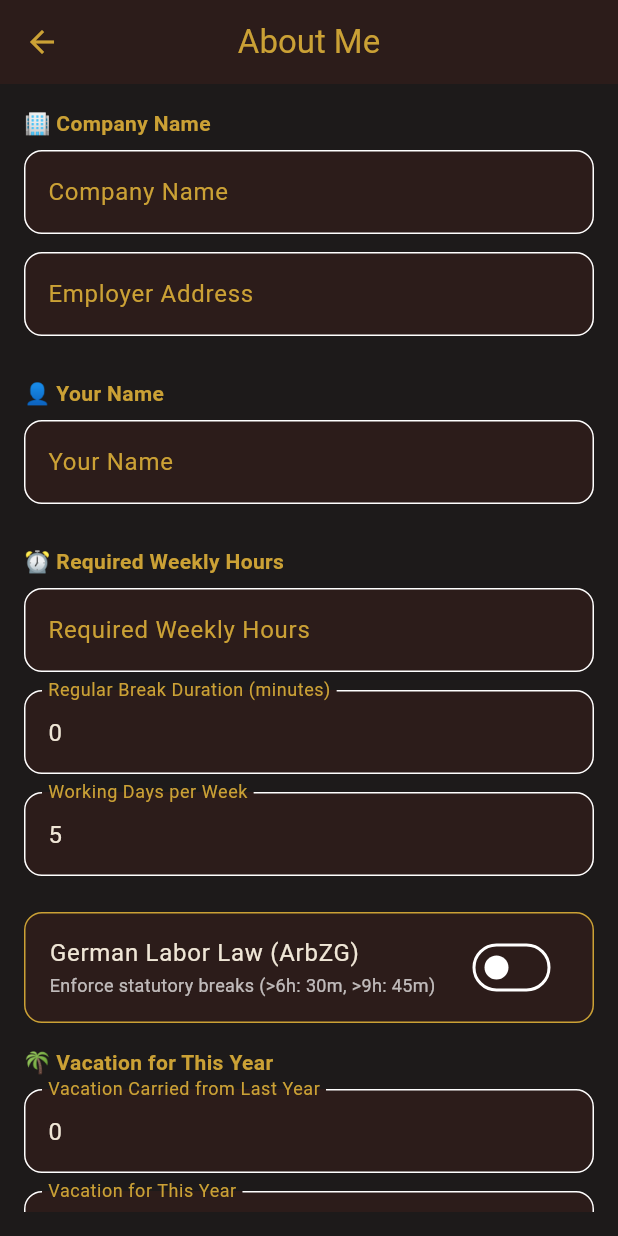
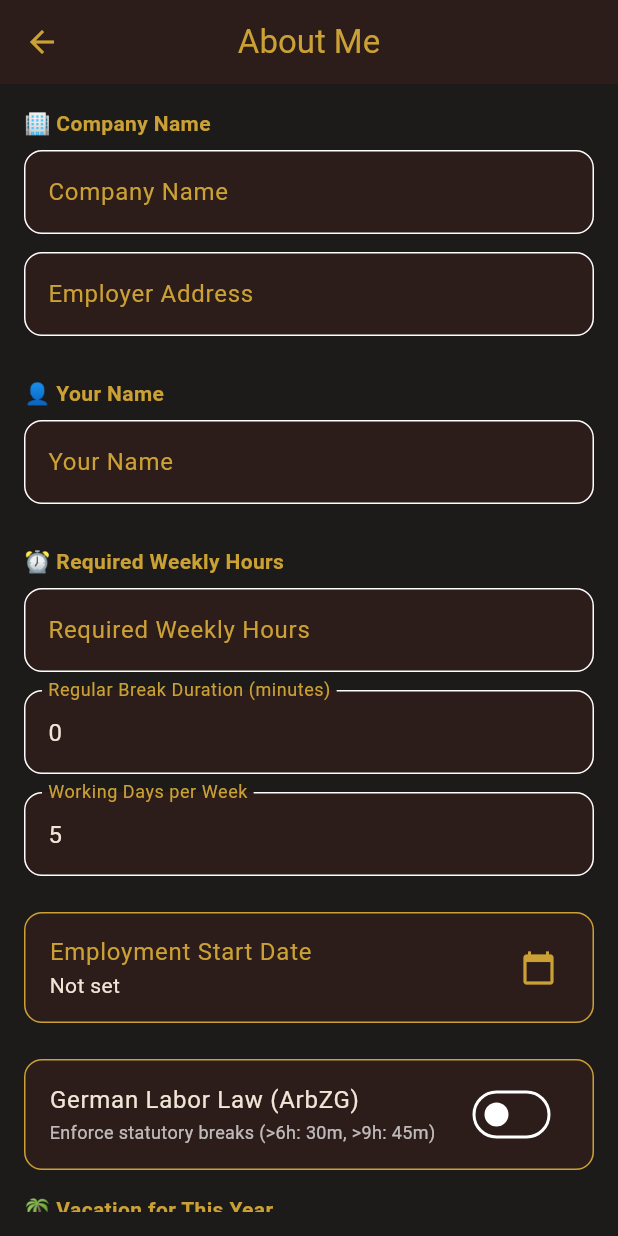
Before and after one commit to AkiTennen/time_tracker, a Flutter app: the AboutMeScreen screen opened by its route, on a phone screen of 412 x 824 dp. Run offline on Flutter 3.47's test engine with Material 3 defaults, Android fonts, the phone set to English and light mode, and no system bars; our stand-ins replace hive, hive_flutter, pdf, shared_preferences, table_calendar; accounts and stored records are empty.

Commit message:
Anchor total overtime and summaries to employment start date in the settings page

```diff
--- a/lib/l10n/app_de.arb
+++ b/lib/l10n/app_de.arb
@@ -107,5 +107,6 @@
   "employee": "Mitarbeiter",
   "period": "Zeitraum",
   "signatureEmployee": "Unterschrift & Datum (Mitarbeiter)",
-  "signatureManager": "Unterschrift & Datum (Vorgesetzter)"
+  "signatureManager": "Unterschrift & Datum (Vorgesetzter)",
+  "employmentStartDate": "Beschäftigungsbeginn"
 }
--- a/lib/l10n/app_en.arb
+++ b/lib/l10n/app_en.arb
@@ -107,5 +107,6 @@
   "employee": "Employee",
   "period": "Period",
   "signatureEmployee": "Employee Signature & Date",
-  "signatureManager": "Manager Signature & Date"
+  "signatureManager": "Manager Signature & Date",
+  "employmentStartDate": "Employment Start Date"
 }
--- a/lib/l10n/app_localizations.dart
+++ b/lib/l10n/app_localizations.dart
@@ -595,6 +595,12 @@ abstract class AppLocalizations {
   /// In en, this message translates to:
   /// **'Manager Signature & Date'**
   String get signatureManager;
+
+  /// No description provided for @employmentStartDate.
+  ///
+  /// In en, this message translates to:
+  /// **'Employment Start Date'**
+  String get employmentStartDate;
 }
 
 class _AppLocalizationsDelegate
--- a/lib/l10n/app_localizations_de.dart
+++ b/lib/l10n/app_localizations_de.dart
@@ -260,4 +260,7 @@ class AppLocalizationsDe extends AppLocalizations {
 
   @override
   String get signatureManager => 'Unterschrift & Datum (Vorgesetzter)';
+
+  @override
+  String get employmentStartDate => 'Beschäftigungsbeginn';
 }
--- a/lib/l10n/app_localizations_en.dart
+++ b/lib/l10n/app_localizations_en.dart
@@ -259,4 +259,7 @@ class AppLocalizationsEn extends AppLocalizations {
 
   @override
   String get signatureManager => 'Manager Signature & Date';
+
+  @override
+  String get employmentStartDate => 'Employment Start Date';
 }
--- a/lib/models/user_settings.dart
+++ b/lib/models/user_settings.dart
@@ -12,6 +12,7 @@ class UserSettings {
   final int lastCarryOverAppliedYear;
   final bool useGermanLaborLaw;
   final int workingDaysPerWeek;
+  final DateTime? employmentStartDate;
 
   int get requiredWeeklyHours => weeklyHours;
   int get carriedOverOvertimeInMinutes => carriedOverOvertime;
@@ -36,6 +37,7 @@ class UserSettings {
     required this.lastCarryOverAppliedYear,
     this.useGermanLaborLaw = false,
     this.workingDaysPerWeek = 5,
+    this.employmentStartDate,
   });
 
   Map<String, dynamic> toMap() {
@@ -53,6 +55,7 @@ class UserSettings {
       'lastCarryOverAppliedYear': lastCarryOverAppliedYear,
       'useGermanLaborLaw': useGermanLaborLaw,
       'workingDaysPerWeek': workingDaysPerWeek,
+      'employmentStartDate': employmentStartDate?.toIso8601String(),
     };
   }
 
@@ -71,6 +74,9 @@ class UserSettings {
       lastCarryOverAppliedYear: map['lastCarryOverAppliedYear'] ?? 0,
       useGermanLaborLaw: map['useGermanLaborLaw'] ?? false,
       workingDaysPerWeek: map['workingDaysPerWeek'] ?? 5,
+      employmentStartDate: map['employmentStartDate'] != null
+          ? DateTime.parse(map['employmentStartDate'])
+          : null,
     );
   }
 
@@ -88,6 +94,7 @@ class UserSettings {
     int? lastCarryOverAppliedYear,
     bool? useGermanLaborLaw,
     int? workingDaysPerWeek,
+    DateTime? employmentStartDate,
   }) {
     return UserSettings(
       companyName: companyName ?? this.companyName,
@@ -104,6 +111,7 @@ class UserSettings {
           lastCarryOverAppliedYear ?? this.lastCarryOverAppliedYear,
       useGermanLaborLaw: useGermanLaborLaw ?? this.useGermanLaborLaw,
       workingDaysPerWeek: workingDaysPerWeek ?? this.workingDaysPerWeek,
+      employmentStartDate: employmentStartDate ?? this.employmentStartDate,
     );
   }
 }
--- a/lib/screens/about_me_screen.dart
+++ b/lib/screens/about_me_screen.dart
@@ -1,4 +1,5 @@
 import 'package:flutter/material.dart';
+import 'package:intl/intl.dart';
 import 'package:shared_preferences/shared_preferences.dart';
 import 'package:hive/hive.dart';
 import '../models/time_entry.dart';
@@ -42,6 +43,7 @@ class _AboutMeScreenState extends State<AboutMeScreen> {
   int vacationTaken = 0;
   int vacationPlanned = 0;
   bool _useGermanLaborLaw = false;
+  DateTime? _employmentStartDate;
 
   @override
   void initState() {
@@ -71,6 +73,7 @@ class _AboutMeScreenState extends State<AboutMeScreen> {
       _regularBreakController.text = '0';
       _employerAddressController.text = '';
       _workingDaysController.text = '5';
+      _employmentStartDate = null;
     } else {
       final allEntries = Hive.box<TimeEntry>('time_entries').values;
       final now = DateTime.now();
@@ -101,6 +104,7 @@ class _AboutMeScreenState extends State<AboutMeScreen> {
       _employerAddressController.text = _userSettings!.employerAddress;
       _useGermanLaborLaw = _userSettings!.useGermanLaborLaw;
       _workingDaysController.text = _userSettings!.workingDaysPerWeek.toString();
+      _employmentStartDate = _userSettings!.employmentStartDate;
 
       _userSettings = _userSettings!.copyWith(
         vacationTaken: vacationTaken,
@@ -129,6 +133,7 @@ class _AboutMeScreenState extends State<AboutMeScreen> {
       lastCarryOverAppliedYear: DateTime.now().year,
       useGermanLaborLaw: _useGermanLaborLaw,
       workingDaysPerWeek: int.tryParse(_workingDaysController.text) ?? 5,
+      employmentStartDate: _employmentStartDate,
     );
 
     await UserSettingsService.saveSettings(settings);
@@ -166,6 +171,7 @@ class _AboutMeScreenState extends State<AboutMeScreen> {
       _employerAddressController.clear();
       _workingDaysController.text = '5';
       _useGermanLaborLaw = false;
+      _employmentStartDate = null;
     });
     if (widget.onReset != null) {
       widget.onReset!(); // Call the callback after reset
@@ -260,6 +266,35 @@ class _AboutMeScreenState extends State<AboutMeScreen> {
                 _workingDaysController,
                 loc.workingDaysPerWeek,
               ),
+              const SizedBox(height: 12),
+              ListTile(
+                title: Text(loc.employmentStartDate, style: const TextStyle(color: Color(0xFFCBA135))),
+                subtitle: Text(
+                  _employmentStartDate != null ? DateFormat.yMMMd().format(_employmentStartDate!) : loc.notSet,
+                  style: const TextStyle(color: Color(0xFFEFE6D6)),
+                ),
+                trailing: const Icon(Icons.calendar_today, color: Color(0xFFCBA135)),
+                tileColor: const Color(0xFF2C1C1A),
+                shape: RoundedRectangleBorder(
+                  borderRadius: BorderRadius.circular(12),
+                  side: const BorderSide(color: Color(0xFFCBA135)),
+                ),
+                onTap: () async {
+                  final picked = await showDatePicker(
+                    context: context,
+                    initialDate: _employmentStartDate ?? DateTime.now(),
+                    firstDate: DateTime(2000),
+                    lastDate: DateTime(2100),
+                    builder: (context, child) => Theme(data: ThemeData.dark(), child: child!),
+                  );
+                  if (picked != null) {
+                    setState(() {
+                      _employmentStartDate = picked;
+                    });
+                  }
+                },
+              ),
+              const SizedBox(height: 12),
               const SizedBox(height: 12),
               SwitchListTile(
                 title: Text(loc.germanLaborLaw, style: const TextStyle(color: Color(0xFFEFE6D6))),
```
Also changed, not shown: lib/screens/monthly_summary.dart (+19 -2 lines), lib/services/time_calculator.dart (+46 -4 lines).
